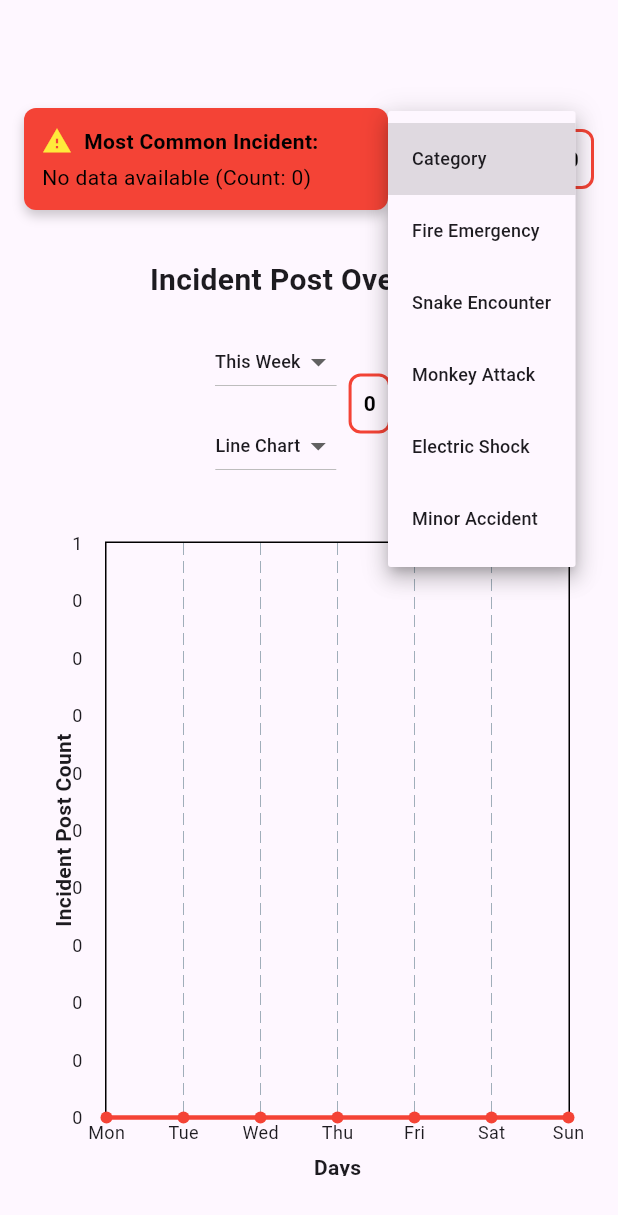
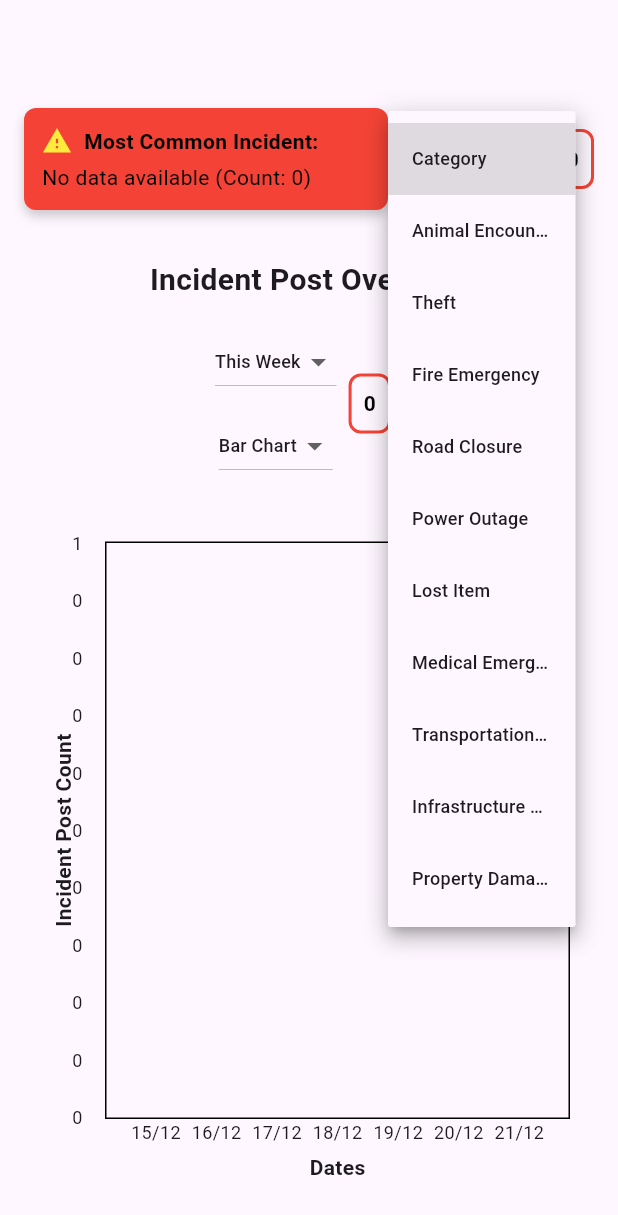
Before and after one commit to kdjhzhr/UTMSafe, a Flutter app: the Report screen opened directly, after a tap on "Category", on a phone screen of 412 x 824 dp. Shown: the top 1215 px of the screen. Run offline on Flutter 3.47's test engine with Material 3 defaults, Android fonts, the light colour scheme and no system bars; drawn by our look-alikes of fl_chart; our stand-ins replace cloud_firestore, firebase_auth, firebase_core, firebase_storage, image_picker; accounts and stored records are empty.

Commit message:
change graph to bar chart and x axis to dates at report.dart

```diff
--- a/lib/report.dart
+++ b/lib/report.dart
@@ -11,7 +11,7 @@ class Report extends StatefulWidget {
 
 class _ReportState extends State<Report> {
   String _timeFilter = 'This Week';
-  String _chartType = 'Line Chart';
+  String _chartType = 'Bar Chart';
   String _selectedCategory = 'Category';
 
   // Fetches incident post counts for graph data.
@@ -205,11 +205,16 @@ FutureBuilder<Map<String, dynamic>>(
                     isExpanded: true,
                     items: <String>[
                       'Category',
+                      'Animal Encounter',
+                      'Theft',
                       'Fire Emergency',
-                      'Snake Encounter',
-                      'Monkey Attack',
-                      'Electric Shock',
-                      'Minor Accident'
+                      'Road Closure',
+                      'Power Outage',
+                      'Lost Item',
+                      'Medical Emergency',
+                      'Transportation Incident',
+                      'Infrastructure Failure',
+                      'Property Damage'
                     ].map<DropdownMenuItem<String>>((String value) {
                       return DropdownMenuItem<String>(
                         value: value,
@@ -310,7 +315,7 @@ FutureBuilder<Map<String, dynamic>>(
                 _chartType = newValue!;
               });
             },
-            items: <String>['Line Chart', 'Pie Chart']
+            items: <String>['Bar Chart', 'Pie Chart']
                 .map<DropdownMenuItem<String>>((String value) {
               return DropdownMenuItem<String>(
                 value: value,
@@ -371,8 +376,8 @@ FutureBuilder<Map<String, dynamic>>(
                     return const Text("Error loading data");
                   }
                   final data = snapshot.data!;
-                  return _chartType == 'Line Chart'
-                      ? _buildLineChart(data, now)
+                  return _chartType == 'Bar Chart'
+                      ? _buildBarChart(data, now)
                       : _buildPieChart(data, now);
                 },
               ),
@@ -383,28 +388,38 @@ FutureBuilder<Map<String, dynamic>>(
     );
   }
 
-  Widget _buildLineChart(List<int> data, DateTime now) {
-    // Define days of the week
-    List<String> xLabels = ['Mon', 'Tue', 'Wed', 'Thu', 'Fri', 'Sat', 'Sun'];
+  Widget _buildBarChart(List<int> data, DateTime now) {
+  // Generate a list of the past 7 days (formatted as "dd/MM")
+  List<String> xLabels = List.generate(7, (index) {
+    DateTime date = now.subtract(Duration(days: 6 - index));
+    return "${date.day}/${date.month}";
+  });
 
   // Find the maximum value in the data for dynamic scaling
   int maxValue = data.reduce((a, b) => a > b ? a : b);
   int yMax = (maxValue > 0) ? maxValue + 1 : 1; // Ensure a non-zero Y-axis
 
-    // Map the data to FlSpot
-    List<FlSpot> spots = data
+  // Map the data to BarChartGroupData
+  List<BarChartGroupData> barGroups = data
       .asMap()
       .entries
-        .map((entry) => FlSpot(
-              entry.key.toDouble(),
-              entry.value.toDouble(),
+      .map((entry) => BarChartGroupData(
+            x: entry.key,
+            barRods: [
+              BarChartRodData(
+                toY: entry.value.toDouble(),
+                color: Colors.red,
+                width: 15,
+                borderRadius: BorderRadius.circular(4),
+              )
+            ],
           ))
       .toList();
 
   return Padding(
     padding: const EdgeInsets.symmetric(horizontal: 16.0, vertical: 24.0),
-      child: LineChart(
-        LineChartData(
+    child: BarChart(
+      BarChartData(
         borderData: FlBorderData(
             show: true, border: Border.all(color: Colors.black, width: 1)),
         gridData: const FlGridData(
@@ -431,11 +446,10 @@ FutureBuilder<Map<String, dynamic>>(
                   return Text(xLabels[index],
                       style: const TextStyle(fontSize: 12));
                 }
-                  return const Text(
-                      ''); // Return empty for out-of-bounds indices
+                return const Text(''); // Return empty for out-of-bounds indices
               },
             ),
-              axisNameWidget: const Text('Days',
+            axisNameWidget: const Text('Dates',
                 style: TextStyle(fontSize: 14, fontWeight: FontWeight.bold)),
             axisNameSize: 16,
           ),
@@ -445,15 +459,7 @@ FutureBuilder<Map<String, dynamic>>(
               const AxisTitles(sideTitles: SideTitles(showTitles: false)),
         ),
         maxY: yMax.toDouble(), // Dynamically adjust the Y-axis max value
-          lineBarsData: [
-            LineChartBarData(
-              spots: spots,
-              isCurved: true,
-              color: Colors.red,
-              barWidth: 3,
-              belowBarData: BarAreaData(show: false),
-            ),
-          ],
+        barGroups: barGroups,
       ),
     ),
   );
@@ -466,8 +472,8 @@ FutureBuilder<Map<String, dynamic>>(
     Colors.orange, // Wednesday
     Colors.red, // Thursday
     Colors.purple, // Friday
-      Colors.teal, // Saturday
-      Colors.yellow, // Sunday
+    Colors.yellow, // Saturday
+    Colors.teal, // Sunday
   ];
 
   List<String> dayLabels = ['Mon', 'Tue', 'Wed', 'Thu', 'Fri', 'Sat', 'Sun'];
@@ -504,13 +510,19 @@ FutureBuilder<Map<String, dynamic>>(
                 ),
               ),
             ),
-              // Indicator (Legend) for each day
+            // Indicator (Legend) for each day with dates
             Padding(
               padding: const EdgeInsets.symmetric(vertical: 16.0),
               child: Row(
                 mainAxisAlignment: MainAxisAlignment.center,
                 children: List.generate(data.length, (index) {
                   if (data[index] > 0) {
+                    // Correctly align the weekday with its corresponding date
+                    int daysOffset = (index - (now.weekday - 1));
+                    DateTime date = now.add(Duration(days: daysOffset));
+
+                    String dateLabel = "${date.day}/${date.month}";
+
                     return Row(
                       children: [
                         Container(
@@ -520,7 +532,7 @@ FutureBuilder<Map<String, dynamic>>(
                         ),
                         const SizedBox(width: 8),
                         Text(
-                            dayLabels[index],
+                          "${dayLabels[index]} ($dateLabel)", // Include date
                           style: const TextStyle(fontSize: 16),
                         ),
                         const SizedBox(width: 16),
@@ -535,20 +547,4 @@ FutureBuilder<Map<String, dynamic>>(
           ],
         );
 }
-
-  String _getDayOfWeek(DateTime date) {
-    return date.weekday == DateTime.monday
-        ? 'Mon'
-        : date.weekday == DateTime.tuesday
-            ? 'Tue'
-            : date.weekday == DateTime.wednesday
-                ? 'Wed'
-                : date.weekday == DateTime.thursday
-                    ? 'Thu'
-                    : date.weekday == DateTime.friday
-                        ? 'Fri'
-                        : date.weekday == DateTime.saturday
-                            ? 'Sat'
-                            : 'Sun';
 }
-}
```
Lines whose indentation alone changed are shown as unchanged.
